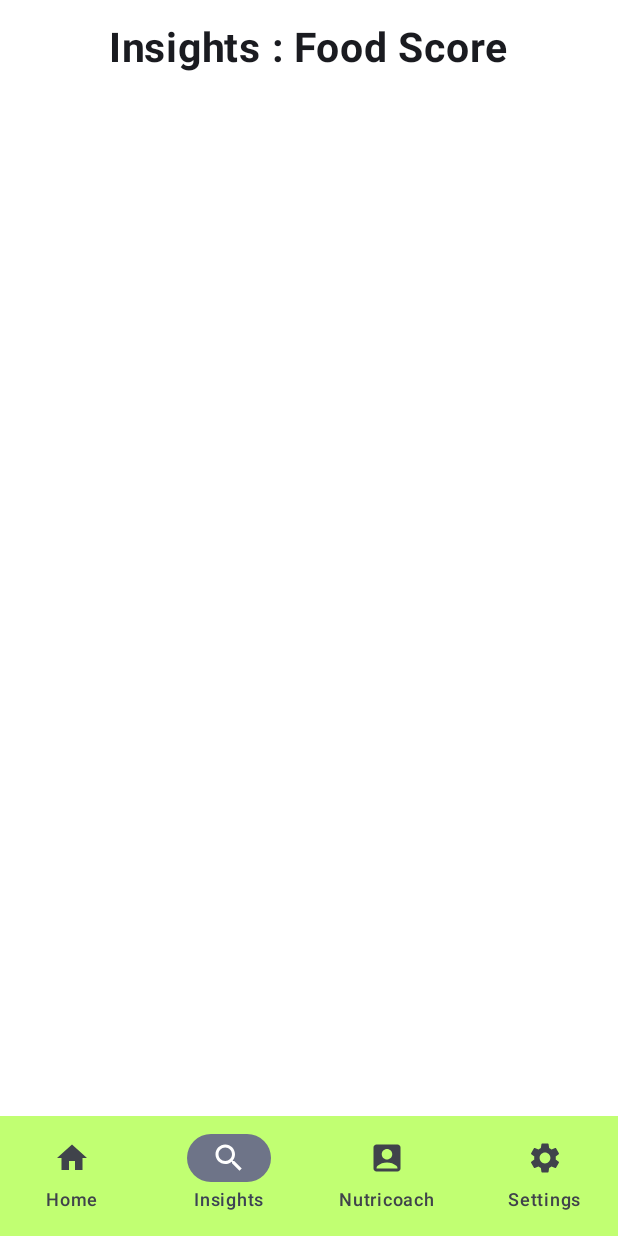
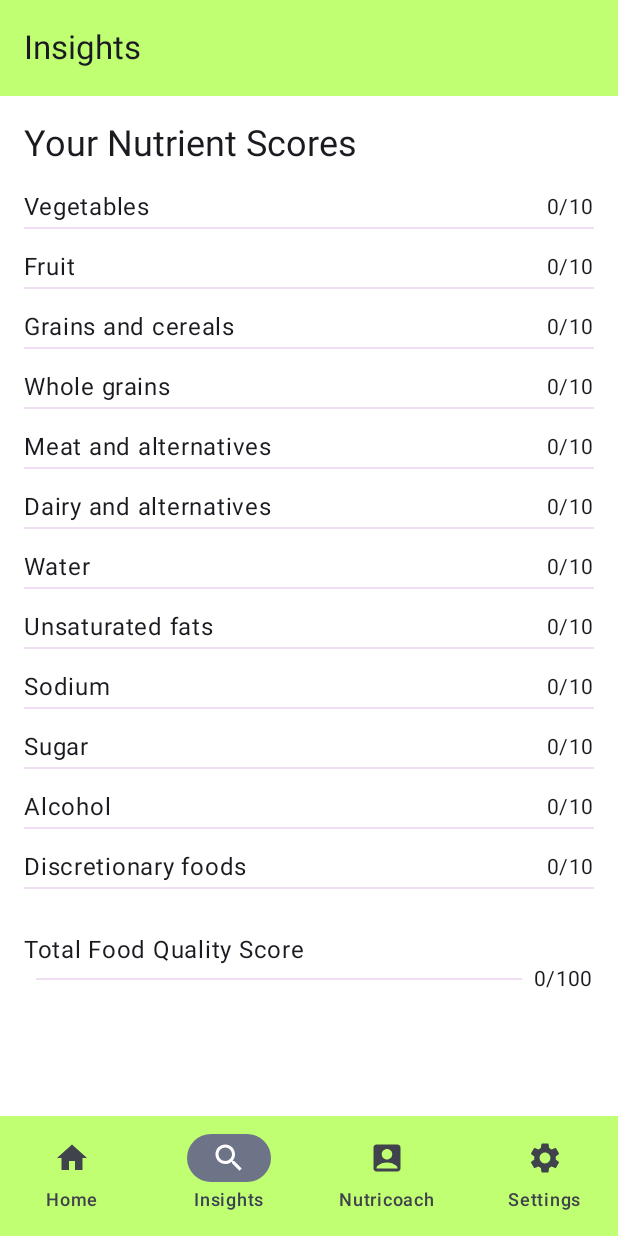
Before and after one commit to bhowmikdham/Nutritrack, an Android app built with Jetpack Compose: the Dashboard screen opened directly, with no data from a screen before it, item 2 of the bottom bar chosen, on a phone screen of 412 x 824 dp. Run offline under Robolectric (Android 15) with nearby library versions, the phone set to English and light mode, and no system bars.

Commit message:
added dashboard

```diff
--- a/app/src/main/java/com/fit2081/nutritrack/Dashboard.kt
+++ b/app/src/main/java/com/fit2081/nutritrack/Dashboard.kt
@@ -7,6 +7,7 @@ import android.os.Bundle
 import androidx.activity.ComponentActivity
 import androidx.activity.compose.setContent
 import androidx.activity.enableEdgeToEdge
+import androidx.compose.foundation.background
 import androidx.compose.foundation.layout.*
 import androidx.compose.foundation.shape.RoundedCornerShape
 import androidx.compose.material.icons.Icons
@@ -85,7 +86,43 @@ fun getUserHIEFAScore(context: Context, userId: String): String? {
     return null
 }
 
+fun getCurrentUserNutrientScore(context: Context, nutrient: String): String {
+    // Retrieve the logged-in user's ID from SharedPreferences
+    val sharedPrefs = context.getSharedPreferences("my_prefs", Context.MODE_PRIVATE)
+    val userId = sharedPrefs.getString("user_id", "") ?: ""
 
+    // Open the CSV file from assets and read line by line
+    context.assets.open("accounts.csv").bufferedReader().useLines { lines ->
+        var isHeader = true
+        lines.forEach { line ->
+            if (isHeader) {
+                isHeader = false  // Skip the header row
+                return@forEach
+            }
+            val tokens = line.split(",")
+            // Check if this row belongs to the current user (User_ID is at index 1)
+            if (tokens[1].trim() == userId) {
+                val sex = tokens[2].trim().lowercase() // expecting "male" or "female"
+                return when (nutrient.lowercase()) {
+                    "vegetables" -> if (sex == "male") tokens[8].trim() else tokens[9].trim()
+                    "fruit" -> if (sex == "male") tokens[19].trim() else tokens[20].trim()
+                    "grains and cereals" -> if (sex == "male") tokens[29].trim() else tokens[30].trim()
+                    "whole grains" -> if (sex == "male") tokens[33].trim() else tokens[34].trim()
+                    "meat and alternatives" -> if (sex == "male") tokens[36].trim() else tokens[37].trim()
+                    "dairy and alternatives" -> if (sex == "male") tokens[40].trim() else tokens[41].trim()
+                    "sodium" -> if (sex == "male") tokens[43].trim() else tokens[44].trim()
+                    "alcohol" -> if (sex == "male") tokens[46].trim() else tokens[47].trim()
+                    "water" -> if (sex == "male") tokens[49].trim() else tokens[50].trim()
+                    "sugar" -> if (sex == "male") tokens[54].trim() else tokens[55].trim()
+                    "saturated fats" -> if (sex == "male") tokens[57].trim() else tokens[58].trim()
+                    "unsaturated fats" -> if (sex == "male") tokens[60].trim() else tokens[61].trim()
+                    else -> ""
+                }
+            }
+        }
+    }
+    return ""
+}
 @Composable
 fun HomePage() {
     val context = LocalContext.current
@@ -198,21 +235,162 @@ fun HomePage() {
         }
     }
 }
+
+@Composable
+// Helper function that reads the CSV file and returns the nutrient score
+fun getNutrientScore(context: Context, userId: String, nutrient: String): String {
+    context.assets.open("accounts.csv").bufferedReader().useLines { lines ->
+        var isHeader = true
+        lines.forEach { line ->
+            if (isHeader) {
+                // Skip the header row
+                isHeader = false
+                return@forEach
+            }
+            val tokens = line.split(",")
+            // Check for matching user (User_ID is at index 1)
+            if (tokens[1].trim() == userId) {
+                val sex = tokens[2].trim().lowercase() // "male" or "female"
+                return when (nutrient.lowercase()) {
+                    "vegetables" -> if (sex == "male") tokens[8].trim() else tokens[9].trim()
+                    "fruit" -> if (sex == "male") tokens[19].trim() else tokens[20].trim()
+                    "grains and cereals" -> if (sex == "male") tokens[29].trim() else tokens[30].trim()
+                    "whole grains" -> if (sex == "male") tokens[33].trim() else tokens[34].trim()
+                    "meat and alternatives" -> if (sex == "male") tokens[36].trim() else tokens[37].trim()
+                    "dairy and alternatives" -> if (sex == "male") tokens[40].trim() else tokens[41].trim()
+                    "sodium" -> if (sex == "male") tokens[43].trim() else tokens[44].trim()
+                    "alcohol" -> if (sex == "male") tokens[46].trim() else tokens[47].trim()
+                    "water" -> if (sex == "male") tokens[49].trim() else tokens[50].trim()
+                    "sugar" -> if (sex == "male") tokens[54].trim() else tokens[55].trim()
+                    "saturated fats" -> if (sex == "male") tokens[57].trim() else tokens[58].trim()
+                    "unsaturated fats" -> if (sex == "male") tokens[60].trim() else tokens[61].trim()
+                    else -> ""
+                }
+            }
+        }
+    }
+    return ""
+}
+@OptIn(ExperimentalMaterial3Api::class)
 @Preview(showBackground = true)
 @Composable
 fun Insights() {
-    Scaffold(containerColor = Color.White) { innerPadding ->
+    val context = LocalContext.current
+    val sharedPrefs = context.getSharedPreferences("my_prefs", Context.MODE_PRIVATE)
+    val userId = sharedPrefs.getString("user_id", "") ?: ""
+
+    // List of nutrients (must match your CSV column mapping in getNutrientScore)
+    val nutrientList = listOf(
+        "vegetables",
+        "fruit",
+        "grains and cereals",
+        "whole grains",
+        "meat and alternatives",
+        "dairy and alternatives",
+        "water",
+        "unsaturated fats",
+        "sodium",
+        "sugar",
+        "alcohol",
+        "discretionary foods" // If you have a CSV column for this
+    )
+
+    // Purple shades for the progress bars
+    val progressColor = Color(0xFF9C27B0)       // Active bar color
+    val trackColor = Color(0xFFE1BEE7)         // Background track color
+
+    Scaffold(
+        topBar = {
+            TopAppBar(
+                title = { Text("Insights") },
+                colors = TopAppBarDefaults.centerAlignedTopAppBarColors(
+                    containerColor = Color(0xFFC1FF72)
+                )
+            )
+        },
+        containerColor = Color.White
+    ) { innerPadding ->
         Column(
             modifier = Modifier
                 .padding(innerPadding)
-                .fillMaxWidth()
-                .padding(16.dp),
-            horizontalAlignment = Alignment.CenterHorizontally)
-                {
-                    Text("Insights : Food Score", fontSize = 27.sp, fontWeight = FontWeight.Bold)
+                .padding(16.dp)
+                .fillMaxSize()
+        ) {
+            Text("Your Nutrient Scores", style = MaterialTheme.typography.headlineSmall)
+            Spacer(modifier = Modifier.height(16.dp))
+
+            // Display each nutrient row
+            nutrientList.forEach { nutrient ->
+                // 1) Fetch the score from CSV (0..100)
+                val scoreStr = getNutrientScore(context, userId, nutrient)
+                val rawScore = scoreStr.toFloatOrNull() ?: 0f
+
+                // 2) Convert 0..100 to 0..10 for display, if desired
+                //    (so 100 -> 10/10, 50 -> 5/10, etc.)
+                val outOf10 = rawScore / 10f
+
+                // 3) Convert to fraction for progress bar (0f..1f)
+                val fraction = outOf10 / 10f // same as rawScore / 100f
+
+                // Row: Nutrient label on left, "X/10" on right
+                Row(
+                    modifier = Modifier.fillMaxWidth(),
+                    horizontalArrangement = Arrangement.SpaceBetween,
+                    verticalAlignment = Alignment.CenterVertically
+                ) {
+                    Text(
+                        text = nutrient.replaceFirstChar { it.uppercaseChar() },
+                        style = MaterialTheme.typography.bodyLarge
+                    )
+                    Text(
+                        text = "${outOf10.toInt()}/10",
+                        style = MaterialTheme.typography.bodyMedium
+                    )
                 }
+
+                // Progress bar below the row
+                LinearProgressIndicator(
+                    progress = {fraction},
+                    modifier = Modifier
+                        .fillMaxWidth()
+                        .height(8.dp)
+                        .padding(vertical = 4.dp),
+                    color = progressColor,
+                    trackColor = trackColor
+                )
+                Spacer(modifier = Modifier.height(12.dp))
+            }
+
+            // Finally, show the total score out of 100
+            Spacer(modifier = Modifier.height(16.dp))
+            val totalScoreStr = getUserHIEFAScore(context, userId)
+            val totalScore = totalScoreStr?.toFloatOrNull() ?: 0f
+            val totalFraction = totalScore / 100f
+
+            Text("Total Food Quality Score", style = MaterialTheme.typography.bodyLarge)
+            Row(
+                modifier = Modifier.fillMaxWidth(),
+                horizontalArrangement = Arrangement.SpaceBetween,
+                verticalAlignment = Alignment.CenterVertically
+            ) {
+                // Progress bar for total
+                LinearProgressIndicator(
+                    progress = totalFraction,
+                    modifier = Modifier
+                        .weight(1f)
+                        .height(8.dp)
+                        .padding(vertical = 4.dp, horizontal = 8.dp),
+                    color = progressColor,
+                    trackColor = trackColor
+                )
+                Text("${totalScore.toInt()}/100", style = MaterialTheme.typography.bodyMedium)
+            }
+        }
+    }
 }
-}
+
+
+
 
 @Composable
 fun Nutricoach() {
--- a/app/src/main/java/com/fit2081/nutritrack/MainActivity.kt
+++ b/app/src/main/java/com/fit2081/nutritrack/MainActivity.kt
@@ -95,7 +95,7 @@ fun WelcomeScreen(modifier: Modifier = Modifier) {
                     .height(50.dp),
                 colors = ButtonDefaults.buttonColors(containerColor = Color(0xFFF8F5F5)),
                 onClick = {
-                    context.startActivity(Intent(context, Dashboard::class.java))
+                    context.startActivity(Intent(context, Login::class.java))
                 },
             ) {Text("Login", color = Color(0xFF000000))}
             }
```
